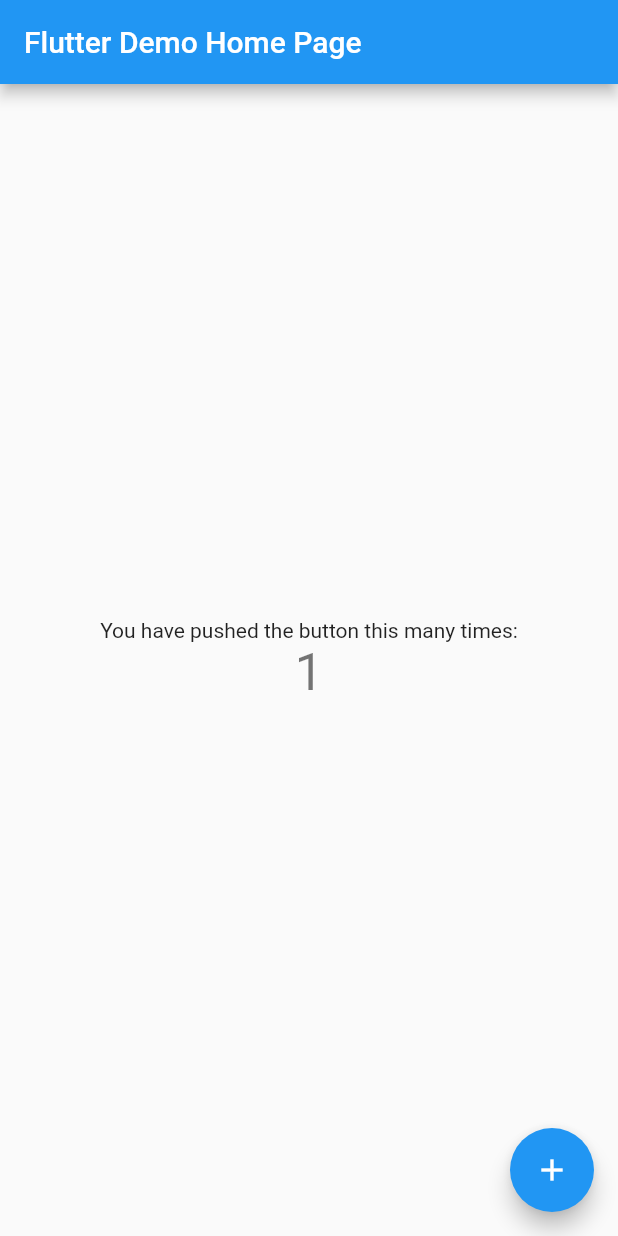
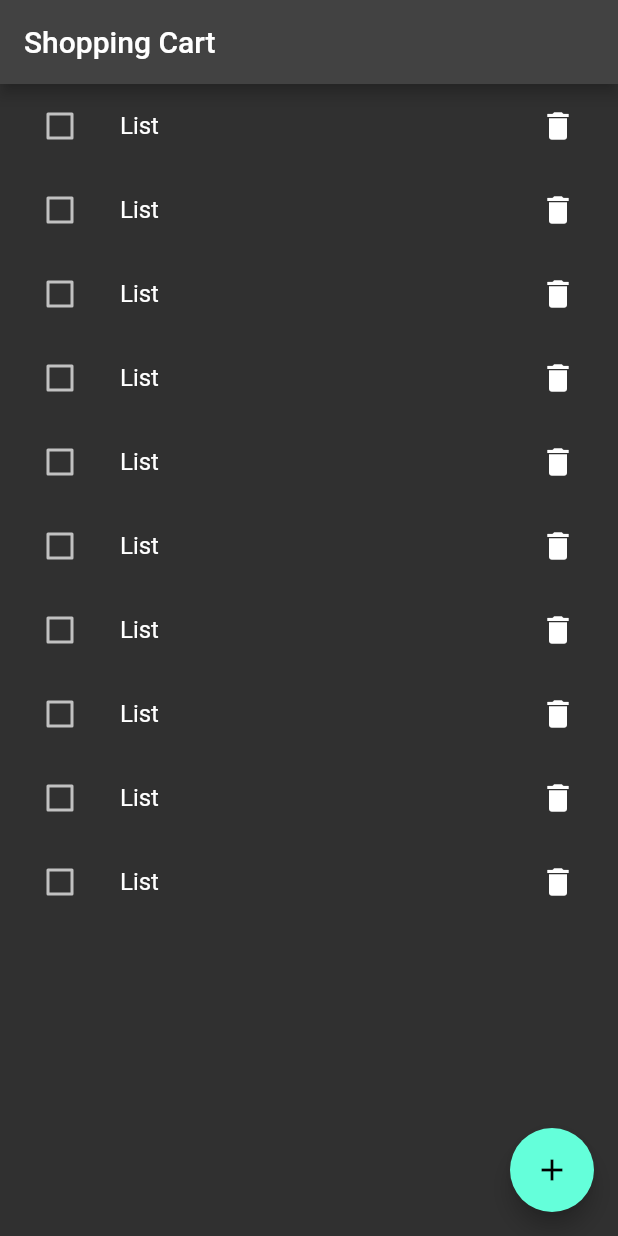
Before and after one commit to TripathiDia/crud_redux, a Flutter app: the screen it shows after launch, after a tap on the "add" icon, on a phone screen of 412 x 824 dp. Run offline on Flutter 3.47's test engine with Material 2 defaults, Android fonts, the phone set to English and light mode, and no system bars.

Commit message:
shopping cart ui

```diff
--- a/lib/main.dart
+++ b/lib/main.dart
@@ -1,115 +1,20 @@
 import 'package:flutter/material.dart';
 
+import 'views/shopping_cart.dart';
+
 void main() {
-  runApp(const MyApp());
+  runApp(const ShoppingApp());
 }
 
-class MyApp extends StatelessWidget {
-  const MyApp({super.key});
+class ShoppingApp extends StatelessWidget {
+  const ShoppingApp({super.key});
 
-  // This widget is the root of your application.
   @override
   Widget build(BuildContext context) {
     return MaterialApp(
-      title: 'Flutter Demo',
-      theme: ThemeData(
-        // This is the theme of your application.
-        //
-        // Try running your application with "flutter run". You'll see the
-        // application has a blue toolbar. Then, without quitting the app, try
-        // changing the primarySwatch below to Colors.green and then invoke
-        // "hot reload" (press "r" in the console where you ran "flutter run",
-        // or simply save your changes to "hot reload" in a Flutter IDE).
-        // Notice that the counter didn't reset back to zero; the application
-        // is not restarted.
-        primarySwatch: Colors.blue,
-      ),
-      home: const MyHomePage(title: 'Flutter Demo Home Page'),
+      debugShowCheckedModeBanner: false,
+      theme: ThemeData.dark(),
+      home: const ShoppingCart(),
     );
   }
 }
-
-class MyHomePage extends StatefulWidget {
-  const MyHomePage({super.key, required this.title});
-
-  // This widget is the home page of your application. It is stateful, meaning
-  // that it has a State object (defined below) that contains fields that affect
-  // how it looks.
-
-  // This class is the configuration for the state. It holds the values (in this
-  // case the title) provided by the parent (in this case the App widget) and
-  // used by the build method of the State. Fields in a Widget subclass are
-  // always marked "final".
-
-  final String title;
-
-  @override
-  State<MyHomePage> createState() => _MyHomePageState();
-}
-
-class _MyHomePageState extends State<MyHomePage> {
-  int _counter = 0;
-
-  void _incrementCounter() {
-    setState(() {
-      // This call to setState tells the Flutter framework that something has
-      // changed in this State, which causes it to rerun the build method below
-      // so that the display can reflect the updated values. If we changed
-      // _counter without calling setState(), then the build method would not be
-      // called again, and so nothing would appear to happen.
-      _counter++;
-    });
-  }
-
-  @override
-  Widget build(BuildContext context) {
-    // This method is rerun every time setState is called, for instance as done
-    // by the _incrementCounter method above.
-    //
-    // The Flutter framework has been optimized to make rerunning build methods
-    // fast, so that you can just rebuild anything that needs updating rather
-    // than having to individually change instances of widgets.
-    return Scaffold(
-      appBar: AppBar(
-        // Here we take the value from the MyHomePage object that was created by
-        // the App.build method, and use it to set our appbar title.
-        title: Text(widget.title),
-      ),
-      body: Center(
-        // Center is a layout widget. It takes a single child and positions it
-        // in the middle of the parent.
-        child: Column(
-          // Column is also a layout widget. It takes a list of children and
-          // arranges them vertically. By default, it sizes itself to fit its
-          // children horizontally, and tries to be as tall as its parent.
-          //
-          // Invoke "debug painting" (press "p" in the console, choose the
-          // "Toggle Debug Paint" action from the Flutter Inspector in Android
-          // Studio, or the "Toggle Debug Paint" command in Visual Studio Code)
-          // to see the wireframe for each widget.
-          //
-          // Column has various properties to control how it sizes itself and
-          // how it positions its children. Here we use mainAxisAlignment to
-          // center the children vertically; the main axis here is the vertical
-          // axis because Columns are vertical (the cross axis would be
-          // horizontal).
-          mainAxisAlignment: MainAxisAlignment.center,
-          children: <Widget>[
-            const Text(
-              'You have pushed the button this many times:',
-            ),
-            Text(
-              '$_counter',
-              style: Theme.of(context).textTheme.headlineMedium,
-            ),
-          ],
-        ),
-      ),
-      floatingActionButton: FloatingActionButton(
-        onPressed: _incrementCounter,
-        tooltip: 'Increment',
-        child: const Icon(Icons.add),
-      ), // This trailing comma makes auto-formatting nicer for build methods.
-    );
-  }
-}
--- /dev/null
+++ b/lib/views/shopping_cart.dart
@@ -0,0 +1,21 @@
+import 'package:flutter/material.dart';
+
+import 'shopping_list.dart';
+
+class ShoppingCart extends StatelessWidget {
+  const ShoppingCart({super.key});
+
+  @override
+  Widget build(BuildContext context) {
+    return Scaffold(
+      appBar: AppBar(
+        title: const Text("Shopping Cart"),
+      ),
+
+      body: const ShoppingList(),
+      floatingActionButton: FloatingActionButton(
+          child: const Icon(Icons.add),
+          onPressed: () {}),
+    );
+  }
+}
--- /dev/null
+++ b/lib/views/shopping_item.dart
@@ -0,0 +1,31 @@
+import 'package:flutter/material.dart';
+
+class ShoppingItem extends StatefulWidget {
+  const ShoppingItem({super.key});
+
+  @override
+  ShoppingItemState createState() {
+    return ShoppingItemState();
+  }
+}
+
+class ShoppingItemState extends State<ShoppingItem> {
+  @override
+  Widget build(BuildContext context) {
+    return Dismissible(
+      key: const Key("1"),
+      child: ListTile(
+        title: const Text("List"),
+        leading: Checkbox(
+          value: false,
+          onChanged: (newValue) {
+            setState(() {});
+          },
+        ),
+        trailing: IconButton(onPressed: () {
+
+        }, icon: const Icon(Icons.delete)),
+      ),
+    );
+  }
+}
--- /dev/null
+++ b/lib/views/shopping_list.dart
@@ -0,0 +1,15 @@
+import 'package:flutter/material.dart';
+
+import 'shopping_item.dart';
+
+class ShoppingList extends StatelessWidget {
+  const ShoppingList({super.key});
+
+  @override
+  Widget build(BuildContext context) {
+    return ListView.builder(
+      itemCount: 10,
+      itemBuilder: (context, i) => ShoppingItem(),
+    );
+  }
+}
```
